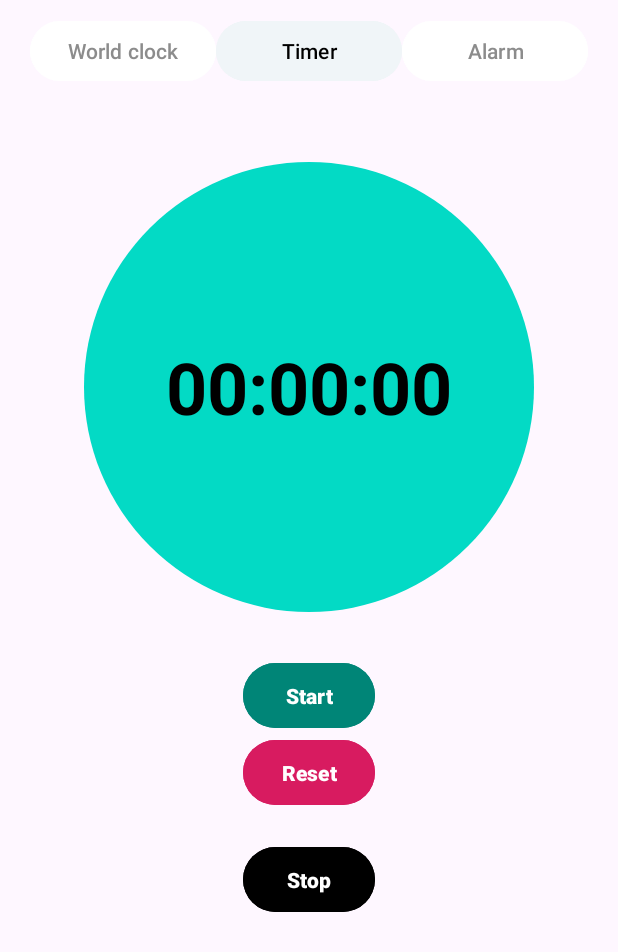
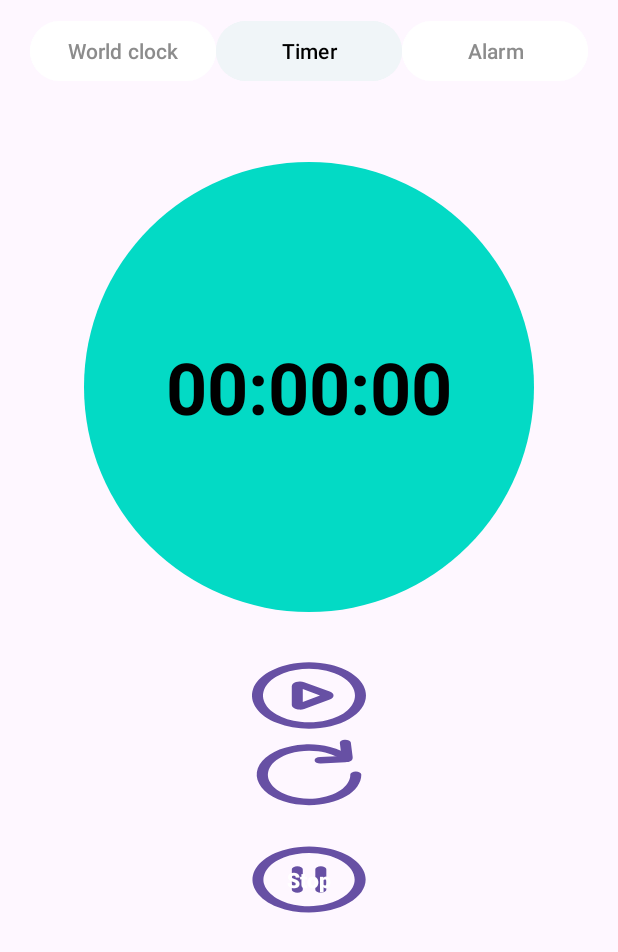
Before and after one commit to t4i-dev/Clock_Application, an Android app: the TimerPage screen opened directly, with no data from a screen before it, on a phone screen of 412 x 824 dp. Shown: the top 952 px of the screen. Run offline under Robolectric (Android 15) with nearby library versions, the phone set to English and light mode, and no system bars.

Commit message:
commit before pull

```diff
--- a/app/src/main/res/drawable/button_continute.xml
+++ b/app/src/main/res/drawable/button_continute.xml
@@ -1,9 +1,12 @@
 <vector xmlns:android="http://schemas.android.com/apk/res/android"
-    android:width="36dp"
-    android:height="36dp"
-    android:viewportWidth="36"
-    android:viewportHeight="36">
+    android:width="24dp"
+    android:height="24dp"
+    android:viewportWidth="24"
+    android:viewportHeight="24">
     <path
-        android:fillColor="@color/black"
-        android:pathData="M7.88 31.5c-0.3 0-0.59-0.12-0.8-0.33-0.21-0.21-0.33-0.5-0.33-0.8V5.64c0-0.2 0.05-0.4 0.15-0.56C7 4.9 7.13 4.76 7.3 4.66 7.47 4.56 7.66 4.5 7.86 4.5c0.2 0 0.39 0.05 0.56 0.14l22.5 12.37c0.17 0.1 0.32 0.24 0.42 0.42 0.1 0.17 0.16 0.37 0.16 0.57 0 0.2-0.05 0.4-0.16 0.57-0.1 0.18-0.25 0.32-0.42 0.42L8.42 31.36c-0.17 0.1-0.36 0.14-0.54 0.14Z"/>
+        android:fillColor="#FF231F20"
+        android:pathData="M12 22.36c-2.05 0-4.05-0.6-5.76-1.75-1.7-1.13-3.03-2.75-3.81-4.65-0.79-1.89-1-3.97-0.6-5.98 0.4-2.01 1.4-3.86 2.84-5.3 1.45-1.45 3.3-2.44 5.3-2.84 2.02-0.4 4.1-0.2 6 0.59 1.89 0.78 3.5 2.11 4.64 3.81 1.14 1.7 1.75 3.71 1.75 5.76 0 2.75-1.1 5.38-3.04 7.32-1.94 1.95-4.57 3.04-7.32 3.04Zm0-18.71c-1.65 0-3.27 0.5-4.65 1.41-1.37 0.92-2.44 2.22-3.07 3.75-0.64 1.53-0.8 3.21-0.48 4.83 0.32 1.63 1.12 3.12 2.3 4.29 1.16 1.16 2.65 1.96 4.28 2.28 1.62 0.32 3.3 0.16 4.83-0.48 1.52-0.63 2.83-1.7 3.75-3.08 0.91-1.38 1.4-3 1.4-4.65 0-1.1-0.22-2.18-0.64-3.2-0.42-1.01-1.03-1.93-1.8-2.7-0.79-0.78-1.7-1.4-2.72-1.82-1.02-0.42-2.1-0.63-3.2-0.63Z"/>
+    <path
+        android:fillColor="#FF231F20"
+        android:pathData="M10.34 16.4c-0.25 0-0.5-0.06-0.71-0.18-0.23-0.13-0.42-0.31-0.56-0.54-0.13-0.23-0.2-0.49-0.2-0.75V9.08c0-0.26 0.07-0.52 0.2-0.75C9.21 8.11 9.4 7.92 9.63 7.8c0.23-0.13 0.49-0.19 0.75-0.18 0.26 0 0.52 0.08 0.74 0.22l4.65 2.91c0.21 0.13 0.39 0.32 0.51 0.54 0.12 0.22 0.18 0.47 0.18 0.72s-0.06 0.5-0.17 0.71c-0.12 0.22-0.3 0.4-0.51 0.54l-4.65 2.94c-0.24 0.14-0.51 0.21-0.79 0.21Zm0.53-6.4v4L14 12l-3.13-2Z"/>
 </vector>
--- a/app/src/main/res/drawable/button_reset.xml
+++ b/app/src/main/res/drawable/button_reset.xml
@@ -1,10 +1,12 @@
 <vector xmlns:android="http://schemas.android.com/apk/res/android"
-    android:width="36dp"
-    android:height="36dp"
-    android:viewportWidth="36"
-    android:viewportHeight="36">
+    android:width="24dp"
+    android:height="24dp"
+    android:viewportWidth="24"
+    android:viewportHeight="24">
     <path
-        android:fillColor="@color/black"
-        android:fillType="evenOdd"
-        android:pathData="M28.69 18c0 2.32-0.8 4.57-2.26 6.37-1.46 1.8-3.49 3.05-5.76 3.54-2.27 0.48-4.63 0.17-6.7-0.88-2.07-1.05-3.71-2.79-4.66-4.9L6.2 23.4c1.24 2.84 3.42 5.17 6.17 6.6 2.76 1.42 5.92 1.85 8.96 1.21 3.03-0.63 5.76-2.29 7.72-4.7 1.95-2.4 3.02-5.4 3.02-8.51 0-2.82-0.88-5.56-2.52-7.86-1.64-2.29-3.95-4-6.62-4.92-2.67-0.9-5.55-0.96-8.25-0.15-2.7 0.81-5.07 2.45-6.8 4.68V5.62H4.5v9l1.69 1.7h7.87v-3.38H9.8c1.12-1.93 2.84-3.44 4.9-4.3 2.06-0.85 4.34-1 6.5-0.42 2.15 0.57 4.05 1.85 5.4 3.61 1.36 1.77 2.1 3.94 2.1 6.17Z"/>
+        android:fillColor="#FF231F20"
+        android:pathData="M12 22.18c-1.62 0-3.21-0.4-4.63-1.2-1.41-0.78-2.6-1.92-3.45-3.3-0.85-1.37-1.34-2.94-1.42-4.56-0.07-1.61 0.27-3.22 1-4.67C4.21 7 5.3 5.76 6.63 4.85c1.33-0.91 2.88-1.47 4.5-1.61 1.6-0.15 3.23 0.12 4.7 0.78C17.33 4.68 18.62 5.7 19.59 7c0.1 0.1 0.18 0.22 0.23 0.36 0.05 0.13 0.08 0.28 0.07 0.42-0.01 0.14-0.05 0.28-0.12 0.4-0.07 0.14-0.16 0.25-0.28 0.33-0.11 0.09-0.25 0.15-0.39 0.18s-0.28 0.03-0.42 0c-0.14-0.03-0.28-0.1-0.4-0.18-0.1-0.08-0.2-0.2-0.27-0.32-1.07-1.42-2.6-2.42-4.34-2.8-1.73-0.4-3.55-0.16-5.13 0.66-1.57 0.83-2.8 2.18-3.47 3.83-0.66 1.65-0.72 3.48-0.16 5.17 0.56 1.69 1.7 3.12 3.23 4.04 1.52 0.92 3.32 1.27 5.07 1 1.76-0.3 3.35-1.19 4.5-2.54 1.16-1.35 1.8-3.07 1.8-4.85 0-0.27 0.1-0.52 0.3-0.7 0.18-0.2 0.43-0.3 0.7-0.3 0.27 0 0.52 0.1 0.7 0.3 0.2 0.18 0.3 0.43 0.3 0.7 0 1.25-0.25 2.48-0.73 3.63-0.47 1.15-1.17 2.2-2.06 3.08-0.88 0.88-1.93 1.58-3.08 2.05-1.15 0.48-2.38 0.72-3.63 0.72Z"/>
+    <path
+        android:fillColor="#FF231F20"
+        android:pathData="M14.07 9.19c-0.27 0.01-0.52-0.08-0.72-0.26-0.2-0.18-0.3-0.43-0.32-0.7-0.01-0.27 0.08-0.52 0.26-0.72 0.18-0.2 0.43-0.3 0.7-0.32l3.91-0.33-0.29-4c-0.02-0.27 0.07-0.53 0.24-0.73 0.17-0.2 0.42-0.33 0.68-0.35 0.27-0.01 0.53 0.07 0.73 0.24 0.2 0.18 0.33 0.42 0.35 0.69l0.33 4.48c0.02 0.39-0.1 0.77-0.35 1.07-0.25 0.3-0.6 0.5-0.99 0.55l-4.45 0.37-0.08 0.01Z"/>
 </vector>
--- /dev/null
+++ b/app/src/main/res/drawable/button_stop.xml
@@ -0,0 +1,15 @@
+<vector xmlns:android="http://schemas.android.com/apk/res/android"
+    android:width="24dp"
+    android:height="24dp"
+    android:viewportWidth="24"
+    android:viewportHeight="24">
+    <path
+        android:fillColor="#FF231F20"
+        android:pathData="M12 22.3c-2.03 0-4.02-0.6-5.71-1.74-1.7-1.13-3.01-2.74-3.79-4.62C1.72 14.06 1.52 12 1.92 10c0.4-2 1.38-3.83 2.81-5.27C6.17 3.3 8 2.32 10 1.92c2-0.4 4.06-0.2 5.94 0.58 1.88 0.78 3.49 2.1 4.62 3.79S22.3 9.97 22.3 12c0 2.73-1.09 5.35-3.02 7.28-1.93 1.93-4.55 3.02-7.28 3.02Zm0-18.57c-1.64 0-3.24 0.49-4.6 1.4-1.37 0.92-2.43 2.21-3.05 3.73-0.63 1.52-0.8 3.18-0.47 4.8 0.32 1.6 1.12 3.07 2.28 4.23 1.16 1.16 2.64 1.95 4.25 2.26 1.6 0.32 3.27 0.15 4.79-0.48 1.51-0.63 2.8-1.7 3.71-3.06 0.91-1.37 1.4-2.97 1.39-4.61 0-2.2-0.89-4.3-2.44-5.85C16.3 4.6 14.2 3.73 12 3.73Z"/>
+    <path
+        android:fillColor="#FF231F20"
+        android:pathData="M9.88 16.15c-0.27 0-0.52-0.1-0.7-0.3-0.2-0.18-0.3-0.43-0.3-0.7V8.9c0-0.27 0.1-0.52 0.3-0.7C9.35 8 9.6 7.9 9.87 7.9c0.27 0 0.52 0.1 0.7 0.3 0.2 0.18 0.3 0.43 0.3 0.7v6.25c0 0.27-0.1 0.52-0.3 0.7-0.18 0.2-0.43 0.3-0.7 0.3Z"/>
+    <path
+        android:fillColor="#FF231F20"
+        android:pathData="M14.15 16.15c-0.27 0-0.52-0.1-0.7-0.3-0.2-0.18-0.3-0.43-0.3-0.7V8.9c0-0.27 0.1-0.52 0.3-0.7 0.18-0.2 0.43-0.3 0.7-0.3 0.27 0 0.52 0.1 0.7 0.3 0.2 0.18 0.3 0.43 0.3 0.7v6.25c0 0.27-0.1 0.52-0.3 0.7-0.18 0.2-0.43 0.3-0.7 0.3Z"/>
+</vector>
--- a/app/src/main/res/layout/activity_alarm_page.xml
+++ b/app/src/main/res/layout/activity_alarm_page.xml
@@ -60,7 +60,6 @@
         android:layout_height="wrap_content"
         android:layout_marginStart="306dp"
         android:background="@drawable/button_add"
-        android:text="@string/alarm_string"
         app:layout_constraintBottom_toBottomOf="parent"
         app:layout_constraintEnd_toEndOf="parent"
         app:layout_constraintHorizontal_bias="1.0"
--- a/app/src/main/res/layout/activity_timer_page.xml
+++ b/app/src/main/res/layout/activity_timer_page.xml
@@ -79,9 +79,9 @@
             android:layout_marginTop="30dp"
             android:backgroundTint="@color/colorPrimary"
             android:padding="12dp"
-            android:text="@string/start_btn"
             android:textColor="#FFFFFF"
-            android:textStyle="bold" />
+            android:textStyle="bold"
+            android:background="@drawable/button_continute"/>
 
         <Button
             android:id="@+id/resetButton"
@@ -92,9 +92,9 @@
             android:layout_gravity="center_horizontal"
             android:backgroundTint="@color/colorAccent"
             android:padding="12dp"
-            android:text="@string/reset_btn"
             android:textColor="#FFFFFF"
-            android:textStyle="bold" />
+            android:textStyle="bold"
+            android:background="@drawable/button_reset"/>
 
         <Button
             android:id="@+id/stopButton"
@@ -107,7 +107,8 @@
             android:backgroundTint="@color/black"
             android:padding="12dp"
             android:text="@string/stop_btn"
-            android:textStyle="bold" />
+            android:textStyle="bold"
+            android:background="@drawable/button_stop"/>
 
         <!-- Reset Button -->
 
```
Also changed, not shown: app/src/main/res/drawable/button_add.xml (+12 -6 lines).
